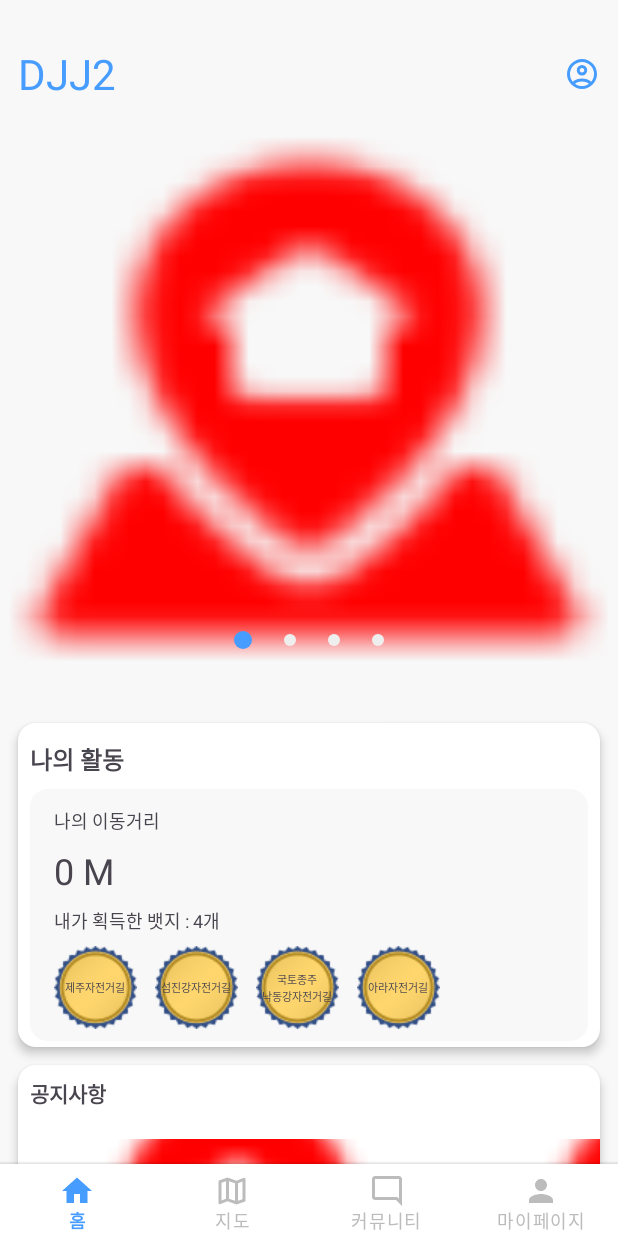
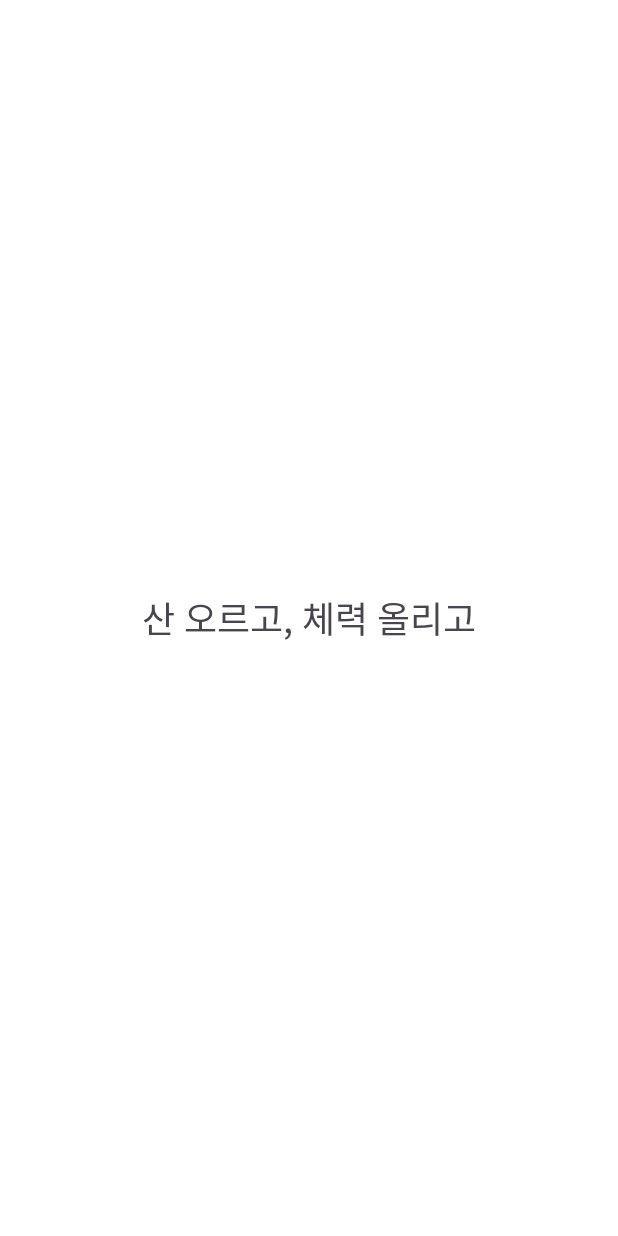
Before and after one commit to Daejangjung2/frontend, an Android app: the screen it shows after launch (MainActivity before the commit, NoticeActivity after it), after a tap on "산 오르고, 체력 올리고", on a phone screen of 412 x 824 dp. Run offline under Robolectric (Android 15) with nearby library versions, the phone set to English and light mode, and no system bars; our stand-ins replace Timber, data binding; libraries missing offline, so code that uses them is left out: com.jakewharton.retrofit2, com.kakao.vectormap; pictures from the network do not load; 2 statements that could not run were skipped.

Commit message:
feat - 공지사항 activity와 home fragement 연동

```diff
--- a/app/src/main/java/com/example/daejangjung2/domain/model/Notice.kt
+++ b/app/src/main/java/com/example/daejangjung2/domain/model/Notice.kt
@@ -1,9 +1,13 @@
 package com.example.daejangjung2.domain.model
 
+import android.os.Parcelable
+import kotlinx.android.parcel.Parcelize
+
+@Parcelize
 data class Notice(
     val image: String,
     val comment: String,
-){
+): Parcelable {
     companion object{
         private val EMPTY = ""
         val EMPTY_NOTICE = Notice(EMPTY, EMPTY)
--- a/app/src/main/java/com/example/daejangjung2/feature/main/MainActivity.kt
+++ b/app/src/main/java/com/example/daejangjung2/feature/main/MainActivity.kt
@@ -92,7 +92,7 @@ class MainActivity: BindingActivity<ActivityMainBinding>(R.layout.activity_main)
 
     private fun setSystemUiVisibility() {
         // 상태 바 색상 강제 설정
-        window.statusBarColor = ContextCompat.getColor(this, R.color.grey_F8F8F8)
+        window.statusBarColor = ContextCompat.getColor(this, R.color.transparent)
 
         // 상태 바 텍스트 색상 설정 (밝게)
         if (Build.VERSION.SDK_INT >= Build.VERSION_CODES.R) {
--- a/app/src/main/java/com/example/daejangjung2/feature/main/home/HomeFragment.kt
+++ b/app/src/main/java/com/example/daejangjung2/feature/main/home/HomeFragment.kt
@@ -20,6 +20,7 @@ import com.example.daejangjung2.domain.model.Medal
 import com.example.daejangjung2.domain.model.Notice
 import com.example.daejangjung2.feature.main.home.banner.BannerAdapter
 import com.example.daejangjung2.feature.main.home.medal.MedalAdapter
+import com.example.daejangjung2.feature.main.home.notice.NoticeActivity
 import com.example.daejangjung2.feature.main.home.notice.NoticeRandomAdapter
 
 class HomeFragment : BindingFragment<FragmentHomeBinding>(R.layout.fragment_home) {
@@ -50,15 +51,23 @@ class HomeFragment : BindingFragment<FragmentHomeBinding>(R.layout.fragment_home
 
     private fun handleEvent(event: HomeViewModel.Event){
         when(event){
+            HomeViewModel.Event.Success -> Toaster.showShort(requireContext(), "성공하였습니다.")
             is HomeViewModel.Event.Failed -> Toaster.showShort(requireContext(), event.message)
-            HomeViewModel.Event.Success -> Toaster.showShort(requireContext(), "성공하였습니다.")
+            is HomeViewModel.Event.SelectNotice -> {
+                startActivity(NoticeActivity.getIntent(requireContext(), event.notice))
+            }
         }
     }
 
     private fun setBanner(banners: ArrayList<ImageBanner>){
         banner.currentItem=0
         banner.offscreenPageLimit=1
-        banner.adapter = BannerAdapter(requireContext(), banners)
+
+        val adapter = BannerAdapter(requireContext(), banners)
+        adapter.notifyDataSetChanged()
+
+        banner.adapter = adapter
+
 
         var currentPage = 0
         val handler = Handler()
--- a/app/src/main/java/com/example/daejangjung2/feature/main/home/HomeViewModel.kt
+++ b/app/src/main/java/com/example/daejangjung2/feature/main/home/HomeViewModel.kt
@@ -36,14 +36,15 @@ class HomeViewModel : ViewModel() {
 
     fun noticeService(notice: Notice) {
         viewModelScope.launch {
-            _event.emit(Event.Failed(notice.comment))
+            _event.emit(Event.SelectNotice(notice))
         }
     }
 
 
 
     sealed class Event {
-        object Success : Event();
+        data class SelectNotice(val notice: Notice): Event();
+        data object Success : Event();
         data class Failed(val message: String) : Event();
     }
 
--- a/app/src/main/java/com/example/daejangjung2/feature/main/home/notice/NoticeActivity.kt
+++ b/app/src/main/java/com/example/daejangjung2/feature/main/home/notice/NoticeActivity.kt
@@ -1,12 +1,52 @@
 package com.example.daejangjung2.feature.main.home.notice
 
-import androidx.appcompat.app.AppCompatActivity
+import android.content.Context
+import android.content.Intent
 import android.os.Bundle
+import android.util.Log
+import androidx.activity.viewModels
 import com.example.daejangjung2.R
+import com.example.daejangjung2.common.base.BindingActivity
+import com.example.daejangjung2.databinding.ActivityNoticeBinding
+import com.example.daejangjung2.domain.model.Notice
 
-class NoticeActivity : AppCompatActivity() {
+class NoticeActivity : BindingActivity<ActivityNoticeBinding>(R.layout.activity_notice) {
+    private val viewModel: NoticeViewModel by viewModels()
     override fun onCreate(savedInstanceState: Bundle?) {
         super.onCreate(savedInstanceState)
-        setContentView(R.layout.activity_notice)
+        binding.viewModel = viewModel
+        binding.lifecycleOwner = this
+
+        setupObserve()
+        setNotice()
+    }
+
+    private fun setupObserve(){
+        viewModel.notice.observe(this){ uiUpdate(it) }
+    }
+
+    private fun uiUpdate(notice: Notice){
+        binding.noticeTitle.text = notice.comment
+    }
+
+    private fun setNotice(){
+        try{
+            val notice: Notice? = intent.getParcelableExtra(NOTICE)
+            if(notice!=null){
+                viewModel.getNotice(notice)
+            }
+        }catch (e: Exception){
+            Log.d(NOTICE_TAG, e.message.toString())
+        }
+    }
+
+    companion object{
+        private const val NOTICE = "notice"
+        private const val NOTICE_TAG = "notice_tag"
+        fun getIntent(context: Context, notice: Notice): Intent{
+            return Intent(context, NoticeActivity::class.java).apply {
+                putExtra(NOTICE, notice)
+            }
+        }
     }
 }
--- a/app/src/main/java/com/example/daejangjung2/feature/main/home/notice/NoticeViewModel.kt
+++ b/app/src/main/java/com/example/daejangjung2/feature/main/home/notice/NoticeViewModel.kt
@@ -1,6 +1,36 @@
 package com.example.daejangjung2.feature.main.home.notice
 
 import androidx.lifecycle.ViewModel
+import androidx.lifecycle.viewModelScope
+import com.example.daejangjung2.domain.model.Notice
+import kotlinx.coroutines.flow.MutableSharedFlow
+import kotlinx.coroutines.flow.MutableStateFlow
+import kotlinx.coroutines.flow.SharedFlow
+import kotlinx.coroutines.flow.StateFlow
+import kotlinx.coroutines.flow.asSharedFlow
+import kotlinx.coroutines.flow.update
+import kotlinx.coroutines.launch
 
 class NoticeViewModel: ViewModel() {
+    private val _event: MutableSharedFlow<Event> = MutableSharedFlow()
+    val event: SharedFlow<Event>
+        get() = _event.asSharedFlow()
+
+    private val _notice: MutableStateFlow<Notice> = MutableStateFlow(Notice.EMPTY_NOTICE)
+
+    val notice: StateFlow<Notice>
+        get() = _notice
+
+    fun getNotice(item: Notice){
+        viewModelScope.launch {
+            _notice.update {
+                item
+            }
+        }
+    }
+
+    sealed class Event{
+        data object Success: Event()
+        data class Failed(var message: String): Event()
+    }
 }
--- a/app/src/main/res/layout/activity_notice.xml
+++ b/app/src/main/res/layout/activity_notice.xml
@@ -1,9 +1,31 @@
 <?xml version="1.0" encoding="utf-8"?>
-<androidx.constraintlayout.widget.ConstraintLayout xmlns:android="http://schemas.android.com/apk/res/android"
+<layout xmlns:android="http://schemas.android.com/apk/res/android"
     xmlns:app="http://schemas.android.com/apk/res-auto"
-    xmlns:tools="http://schemas.android.com/tools"
-    android:layout_width="match_parent"
-    android:layout_height="match_parent"
-    tools:context=".feature.main.home.notice.NoticeActivity">
+    xmlns:tools="http://schemas.android.com/tools">
 
-</androidx.constraintlayout.widget.ConstraintLayout>
+    <data>
+        <variable
+            name="viewModel"
+            type="com.example.daejangjung2.feature.main.home.notice.NoticeViewModel" />
+    </data>
+
+    <androidx.constraintlayout.widget.ConstraintLayout
+        android:id="@+id/notice_container"
+        android:layout_width="match_parent"
+        android:layout_height="match_parent"
+        android:background="@color/white"
+        tools:context=".feature.main.home.notice.NoticeActivity">
+
+        <TextView
+            android:id="@+id/notice_title"
+            android:layout_width="wrap_content"
+            android:layout_height="wrap_content"
+            android:textSize="24dp"
+            app:layout_constraintTop_toTopOf="parent"
+            app:layout_constraintBottom_toBottomOf="parent"
+            app:layout_constraintStart_toStartOf="parent"
+            app:layout_constraintEnd_toEndOf="parent"
+            android:text="공지사항"/>
+
+    </androidx.constraintlayout.widget.ConstraintLayout>
+</layout>
```
